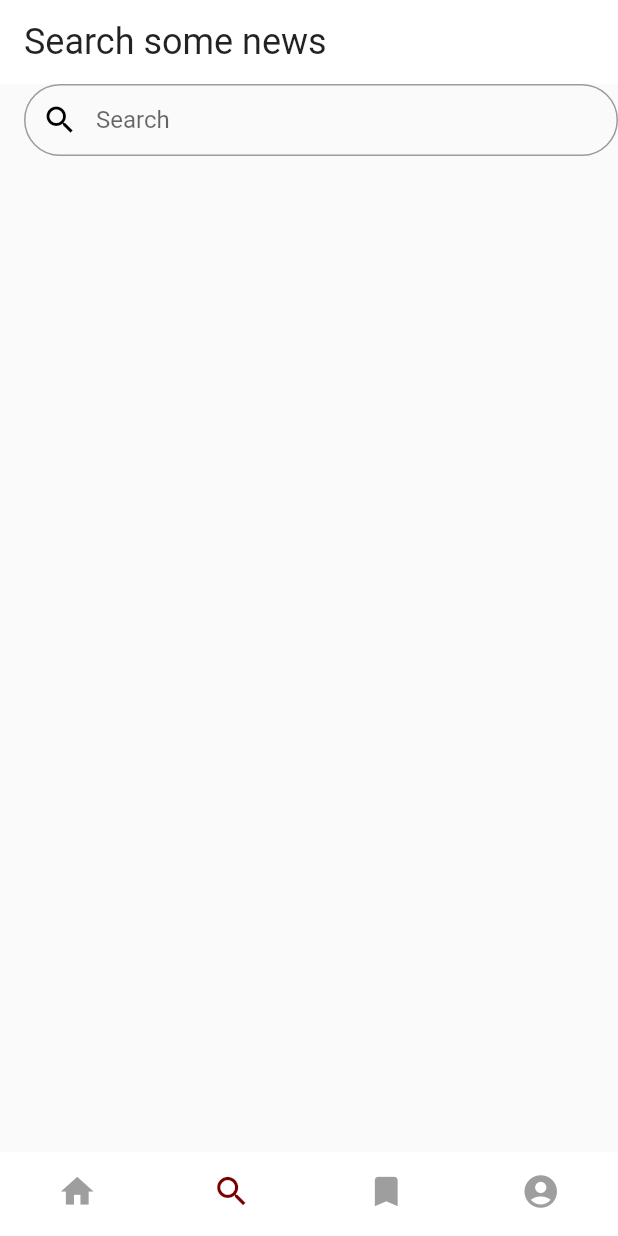
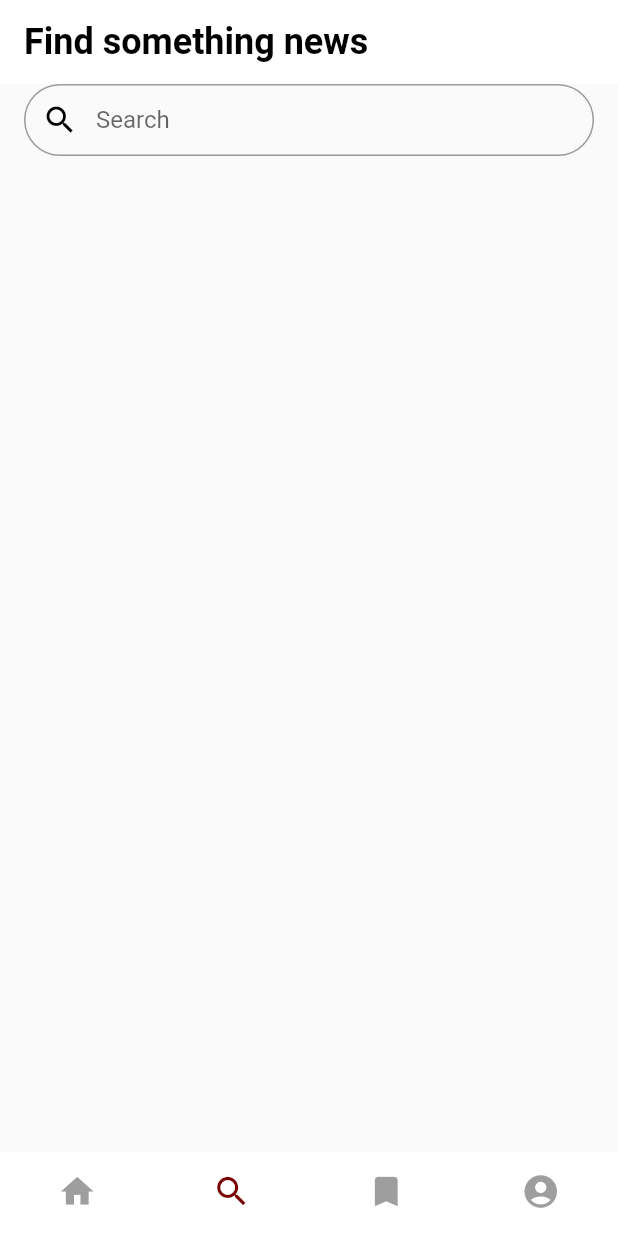
Before and after one commit to fanolans/acf_news, a Flutter app: the screen it shows after launch, item 2 of the bottom bar chosen, on a phone screen of 412 x 824 dp. Run offline on Flutter 3.47's test engine with Material 2 defaults, Android fonts, the phone set to English and light mode, and no system bars; drawn by our look-alikes of persistent_bottom_nav_bar; our stand-ins replace google_fonts.

Commit message:
Add font weight bold

```diff
--- a/lib/presentations/pages/account_page.dart
+++ b/lib/presentations/pages/account_page.dart
@@ -1,5 +1,6 @@
 import 'package:flutter/material.dart';
 
+import '../../utils/global_functions.dart';
 import '../../utils/styles.dart';
 
 class AccountPage extends StatefulWidget {
@@ -19,7 +20,9 @@ class _AccountPageState extends State<AccountPage> {
           children: [
             Text(
               'Settings',
-              style: Theme.of(context).textTheme.headline5,
+              style: GlobalFunctions.textTheme(context: context)
+                  .headline5!
+                  .copyWith(color: Colors.black, fontWeight: FontWeight.bold),
             ),
           ],
         ),
--- a/lib/presentations/pages/bookmark_page.dart
+++ b/lib/presentations/pages/bookmark_page.dart
@@ -1,5 +1,6 @@
 import 'package:flutter/material.dart';
 
+import '../../utils/global_functions.dart';
 import '../../utils/styles.dart';
 
 class BookmarkPage extends StatefulWidget {
@@ -19,7 +20,9 @@ class _BookmarkPageState extends State<BookmarkPage> {
           children: [
             Text(
               'Your bookmark news',
-              style: Theme.of(context).textTheme.headline5,
+              style: GlobalFunctions.textTheme(context: context)
+                  .headline5!
+                  .copyWith(color: Colors.black, fontWeight: FontWeight.bold),
             ),
           ],
         ),
--- a/lib/presentations/pages/search_page.dart
+++ b/lib/presentations/pages/search_page.dart
@@ -1,5 +1,7 @@
 import 'package:acf_news/utils/styles.dart';
 import 'package:flutter/material.dart';
+
+import '../../utils/global_functions.dart';
 
 class SearchPage extends StatefulWidget {
   const SearchPage({Key? key}) : super(key: key);
@@ -20,8 +22,10 @@ class _SearchPageState extends State<SearchPage> {
         title: Row(
           children: [
             Text(
-              'Search some news',
-              style: Theme.of(context).textTheme.headline5,
+              'Find something news',
+              style: GlobalFunctions.textTheme(context: context)
+                  .headline5!
+                  .copyWith(color: Colors.black, fontWeight: FontWeight.bold),
             ),
           ],
         ),
@@ -40,7 +44,7 @@ class _SearchPageState extends State<SearchPage> {
 
   Widget _searchBar() {
     return Padding(
-      padding: const EdgeInsets.fromLTRB(16, 0, 0, 0),
+      padding: const EdgeInsets.fromLTRB(16, 0, 16, 0),
       child: TextField(
         controller: _searchControl,
         onChanged: (_) => setState(() {}),
```
